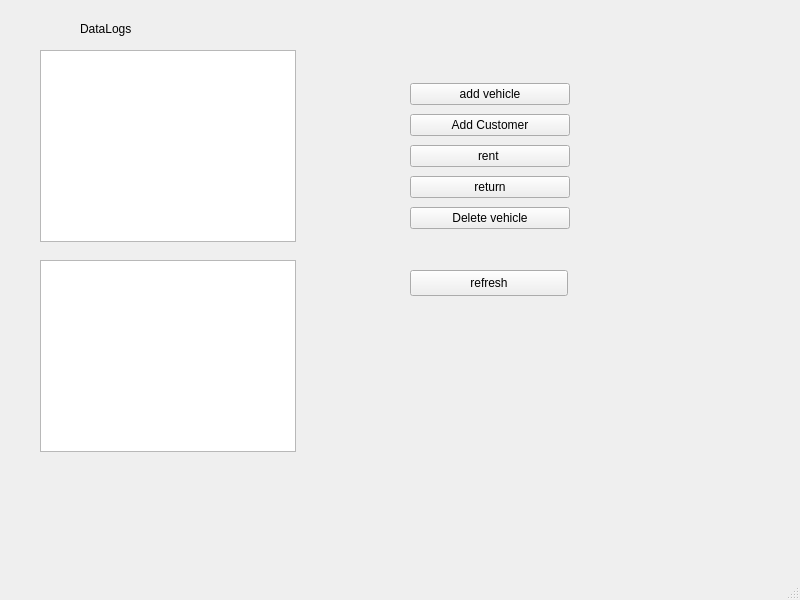
Before: the Qt Designer form mainwindow.ui in Larrikin47/VehicleManagementSystem, drawn with Qt 5.
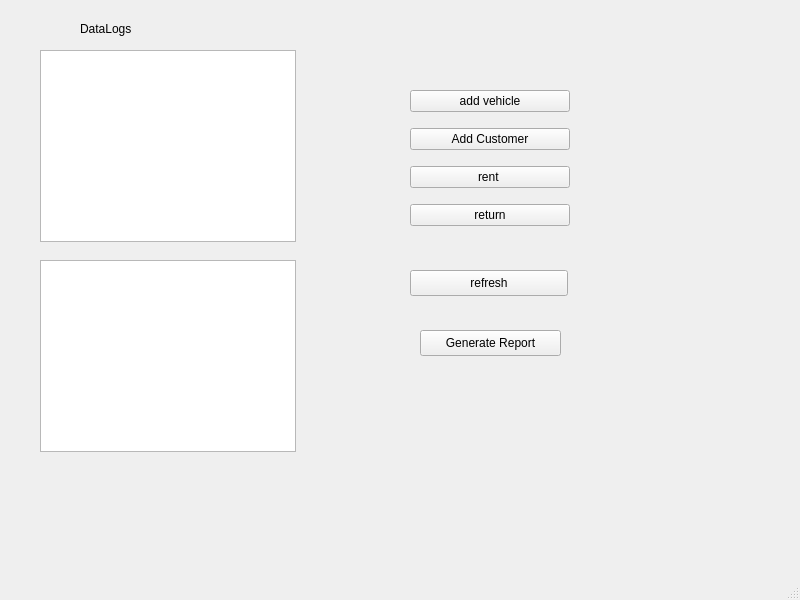
After: the same form once the commit is applied.

What changed in the file:
```diff
--- a/mainwindow.ui
+++ b/mainwindow.ui
@@ -62,13 +62,6 @@
        </property>
       </widget>
      </item>
-     <item row="6" column="0">
-      <widget class="QPushButton" name="deleteVehicleButton">
-       <property name="text">
-        <string>Delete vehicle</string>
-       </property>
-      </widget>
-     </item>
     </layout>
    </widget>
    <widget class="QLabel" name="titleLabel">
@@ -107,6 +100,19 @@
      <string>refresh</string>
     </property>
    </widget>
+   <widget class="QPushButton" name="generateReportButton">
+    <property name="geometry">
+     <rect>
+      <x>420</x>
+      <y>330</y>
+      <width>141</width>
+      <height>26</height>
+     </rect>
+    </property>
+    <property name="text">
+     <string>Generate Report</string>
+    </property>
+   </widget>
   </widget>
   <widget class="QMenuBar" name="menubar">
    <property name="geometry">
```
